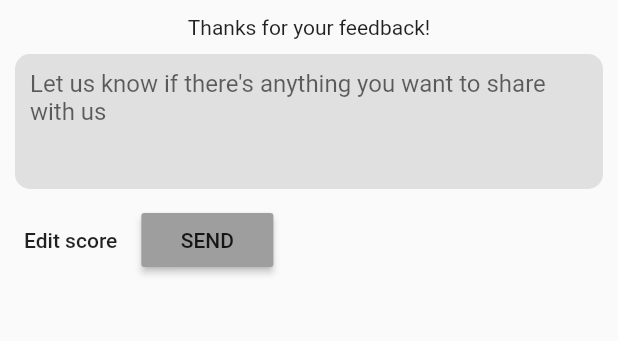
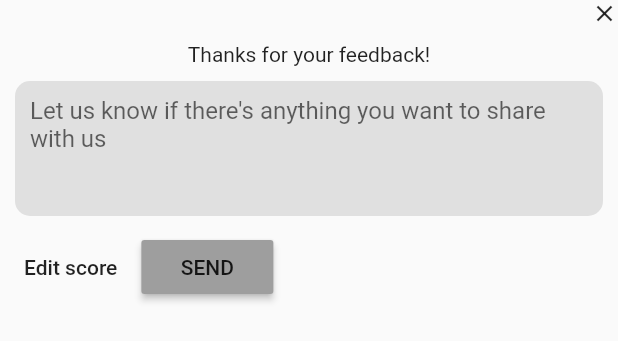
Before and after one commit to Applitom/flutter_net_promoter_score, a Flutter app: the NpsFeedbackWidget widget shown alone on an empty page, opened directly, on a phone screen of 412 x 824 dp. Shown: the top 341 px of the screen. Run offline on Flutter 3.47's test engine with Material 2 defaults, Android fonts, the phone set to English and light mode, and no system bars; statements that could not run were skipped.

Commit message:
Adding close button

```diff
--- a/lib/widgets/nps_feedback_widget.dart
+++ b/lib/widgets/nps_feedback_widget.dart
@@ -3,20 +3,22 @@ import 'package:flutter_net_promoter_score/model/promoter_type.dart';
 
 class NpsFeedbackWidget extends StatefulWidget {
   final String feedbackText;
+  final VoidCallback onClosePressed;
   final VoidCallback onEditScoreButtonPressed;
   final VoidCallback onSendButtonPressed;
   final PromoterType promoterType;
 
   final Function(String feedbackText) onFeedbackTextChanged;
 
-  NpsFeedbackWidget({
-    Key key,
-    this.onEditScoreButtonPressed,
-    this.onSendButtonPressed,
-    this.onFeedbackTextChanged,
-    this.feedbackText,
-    this.promoterType
-  }) : super(key: key);
+  NpsFeedbackWidget(
+      {Key key,
+      this.onEditScoreButtonPressed,
+      this.onClosePressed,
+      this.onSendButtonPressed,
+      this.onFeedbackTextChanged,
+      this.feedbackText,
+      this.promoterType})
+      : super(key: key);
 
   @override
   NpsFeedbackWidgetState createState() => new NpsFeedbackWidgetState();
@@ -36,11 +38,10 @@ class NpsFeedbackWidgetState extends State<NpsFeedbackWidget> {
     this.widget.onFeedbackTextChanged(_feedbackTextFieldController.text);
   }
 
-  String _hintTextForFeedbackTextField(){
-    String hintText = "Let us know if there's anything you want to share with us";
-    if (this.widget.promoterType != null) {
-
-    }
+  String _hintTextForFeedbackTextField() {
+    String hintText =
+        "Let us know if there's anything you want to share with us";
+    if (this.widget.promoterType != null) {}
     return hintText;
   }
 
@@ -72,6 +73,28 @@ class NpsFeedbackWidgetState extends State<NpsFeedbackWidget> {
       child: Column(
         mainAxisSize: MainAxisSize.min,
         children: <Widget>[
+          Row(
+            mainAxisAlignment: MainAxisAlignment.end,
+            children: <Widget>[
+              Row(
+                mainAxisAlignment: MainAxisAlignment.end,
+                children: <Widget>[
+                  new SizedBox(
+                    height: 18.0,
+                    width: 18.0,
+                    child: new IconButton(
+                        padding: new EdgeInsets.all(0.0),
+                        icon: new Icon(Icons.clear, size: 18.0),
+                        onPressed: () {
+                          if (this.widget.onClosePressed != null){
+                            this.widget.onClosePressed();
+                          }
+                        }),
+                  )
+                ],
+              ),
+            ],
+          ),
           SizedBox(
             height: 10,
           ),
```
Also changed, not shown: lib/flutter_net_promoter_score.dart (+26 -7 lines), lib/widgets/nps_select_score_widget.dart (+19 -0 lines), lib/widgets/score_slider.dart (+14 -15 lines).
